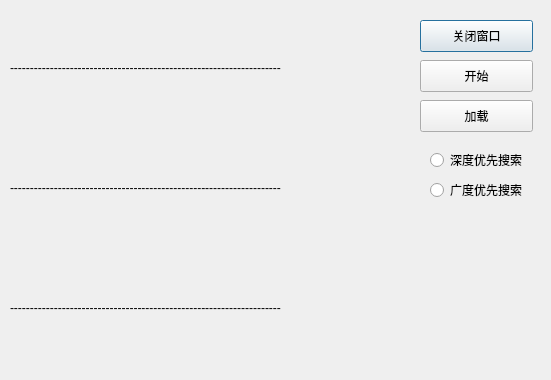
First picture: the form in E_homework/enumber.ui, repository wardenjohn/E_number_homework, before the edit; both pictures show x 0 to 551 and y 0 to 380 of the 551 by 627 pixel window.
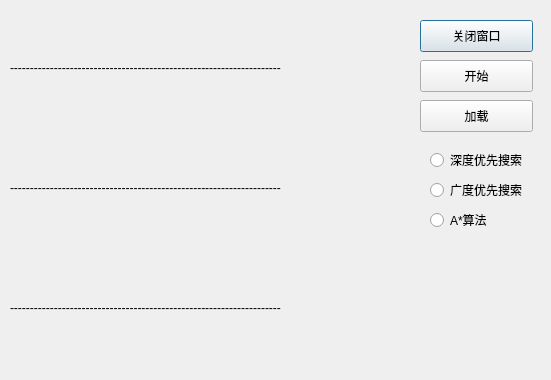
Second picture: the form after the edit. Icons and pictures are not drawn.

Diff of the .ui file:
```diff
--- a/E_homework/enumber.ui
+++ b/E_homework/enumber.ui
@@ -297,6 +297,19 @@
     </rect>
    </property>
   </widget>
+  <widget class="QRadioButton" name="radioButton">
+   <property name="geometry">
+    <rect>
+     <x>430</x>
+     <y>210</y>
+     <width>100</width>
+     <height>20</height>
+    </rect>
+   </property>
+   <property name="text">
+    <string>A*算法</string>
+   </property>
+  </widget>
  </widget>
  <resources>
   <include location="qsrc.qrc"/>
```
